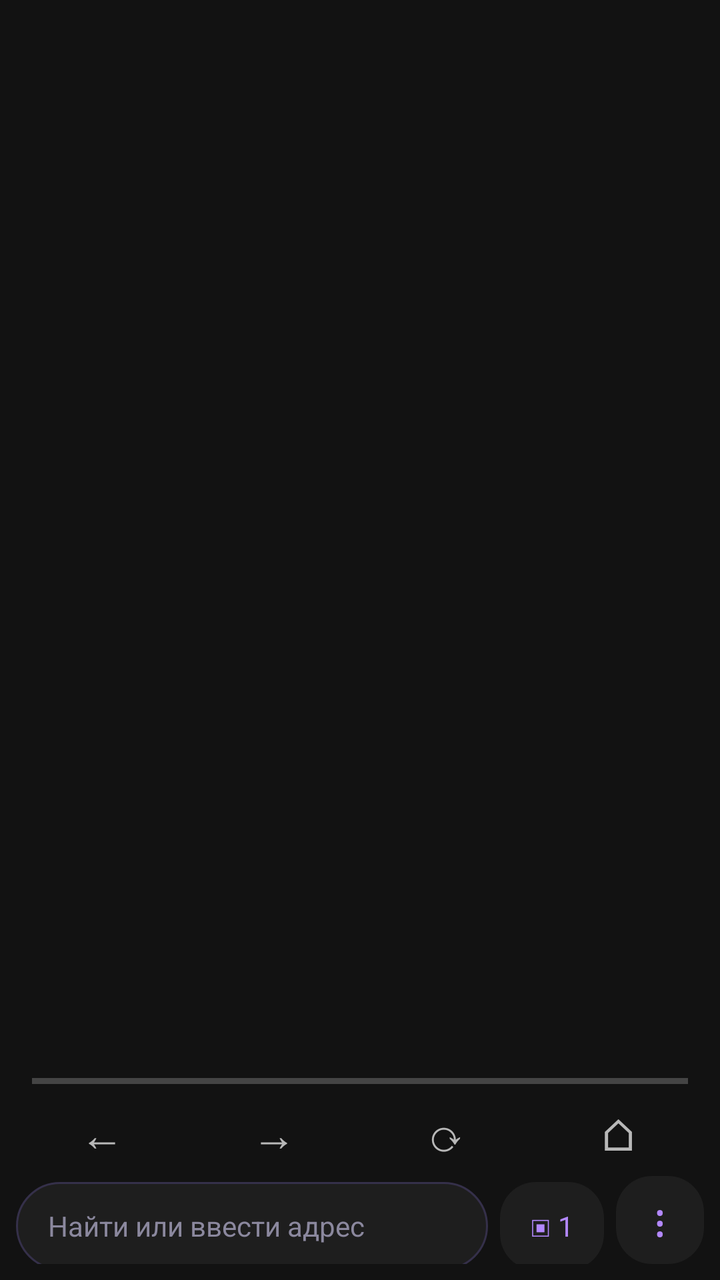
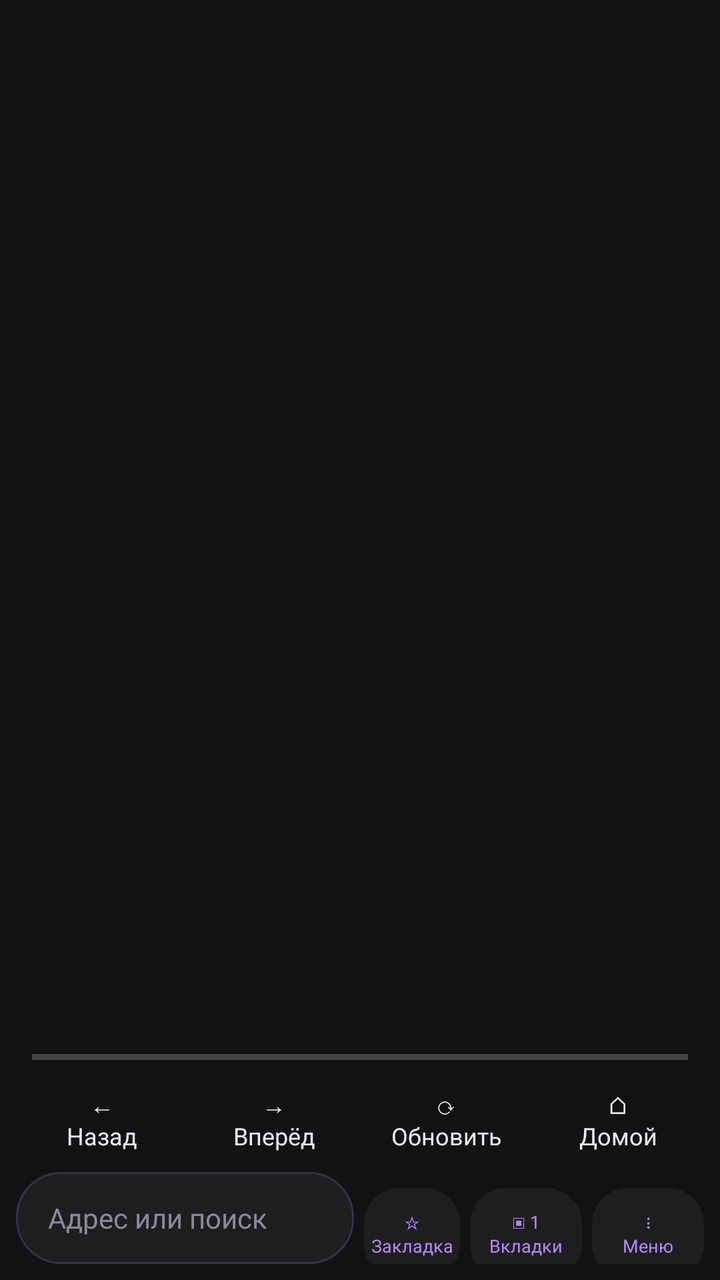

An Android layout rendered at two revisions. The XML below is the earlier revision; the diff shows what the commit changed to produce the second picture.
<!-- AndroidManifest.xml: application theme AppTheme -->
<!-- res/layout/activity_main.xml -->
<?xml version="1.0" encoding="utf-8"?>
<FrameLayout xmlns:android="http://schemas.android.com/apk/res/android"
    android:id="@+id/root"
    android:layout_width="match_parent"
    android:layout_height="match_parent"
    android:background="#FF121212">

    <LinearLayout
        android:id="@+id/mainColumn"
        android:layout_width="match_parent"
        android:layout_height="match_parent"
        android:orientation="vertical">

        <FrameLayout
            android:id="@+id/webContainer"
            android:layout_width="match_parent"
            android:layout_height="0dp"
            android:layout_weight="1"
            android:background="#FF121212" />

        <LinearLayout
            android:id="@+id/bottomPanel"
            android:layout_width="match_parent"
            android:layout_height="wrap_content"
            android:orientation="vertical"
            android:paddingLeft="8dp"
            android:paddingRight="8dp"
            android:paddingBottom="8dp">

            <ProgressBar
                android:id="@+id/progress"
                style="?android:attr/progressBarStyleHorizontal"
                android:layout_width="match_parent"
                android:layout_height="3dp"
                android:layout_marginLeft="8dp"
                android:layout_marginRight="8dp"
                android:max="100" />

            <LinearLayout
                android:id="@+id/navRow"
                android:layout_width="match_parent"
                android:layout_height="wrap_content"
                android:layout_marginTop="4dp"
                android:orientation="horizontal">

                <TextView
                    android:id="@+id/backButton"
                    android:layout_width="0dp"
                    android:layout_height="42dp"
                    android:layout_weight="1"
                    android:background="?android:attr/selectableItemBackgroundBorderless"
                    android:gravity="center"
                    android:text="←"
                    android:textSize="22sp" />

                <TextView
                    android:id="@+id/forwardButton"
                    android:layout_width="0dp"
                    android:layout_height="42dp"
                    android:layout_weight="1"
                    android:background="?android:attr/selectableItemBackgroundBorderless"
                    android:gravity="center"
                    android:text="→"
                    android:textSize="22sp" />

                <TextView
                    android:id="@+id/reloadButton"
                    android:layout_width="0dp"
                    android:layout_height="42dp"
                    android:layout_weight="1"
                    android:background="?android:attr/selectableItemBackgroundBorderless"
                    android:gravity="center"
                    android:text="⟳"
                    android:textSize="22sp" />

                <TextView
                    android:id="@+id/homeButton"
                    android:layout_width="0dp"
                    android:layout_height="42dp"
                    android:layout_weight="1"
                    android:background="?android:attr/selectableItemBackgroundBorderless"
                    android:gravity="center"
                    android:text="⌂"
                    android:textSize="22sp" />
            </LinearLayout>

            <LinearLayout
                android:id="@+id/addressRow"
                android:layout_width="match_parent"
                android:layout_height="wrap_content"
                android:orientation="horizontal">

                <EditText
                    android:id="@+id/address"
                    android:layout_width="0dp"
                    android:layout_height="44dp"
                    android:layout_weight="1"
                    android:background="@drawable/address_bg"
                    android:hint="Найти или ввести адрес"
                    android:imeOptions="actionGo"
                    android:importantForAutofill="no"
                    android:inputType="textUri"
                    android:maxLines="1"
                    android:paddingLeft="16dp"
                    android:paddingRight="12dp"
                    android:singleLine="true"
                    android:textColor="#FFE8EAF6"
                    android:textColorHint="#FF8B889E"
                    android:textSize="14sp" />

                <TextView
                    android:id="@+id/tabsButton"
                    android:layout_width="52dp"
                    android:layout_height="44dp"
                    android:layout_marginStart="6dp"
                    android:background="@drawable/button_bg"
                    android:gravity="center"
                    android:text="▣ 1"
                    android:textColor="#FFB388FF"
                    android:textSize="14sp" />

                <TextView
                    android:id="@+id/menuButton"
                    android:layout_width="44dp"
                    android:layout_height="44dp"
                    android:layout_marginStart="6dp"
                    android:background="@drawable/button_bg"
                    android:gravity="center"
                    android:text="⋮"
                    android:textColor="#FFB388FF"
                    android:textSize="22sp" />
            </LinearLayout>
        </LinearLayout>
    </LinearLayout>

    <FrameLayout
        android:id="@+id/fullscreenContainer"
        android:layout_width="match_parent"
        android:layout_height="match_parent"
        android:background="#FF000000"
        android:visibility="gone" />
</FrameLayout>
<!-- resources referenced by this layout -->
<resources>
  <!-- drawable address_bg (drawable) -->
  <?xml version="1.0" encoding="utf-8"?>
  <shape xmlns:android="http://schemas.android.com/apk/res/android"
      android:shape="rectangle">
      <solid android:color="#FF1E1E1E" />
      <stroke android:width="1dp" android:color="#FF35304A" />
      <corners android:radius="22dp" />
  </shape>
  <!-- drawable button_bg (drawable) -->
  <?xml version="1.0" encoding="utf-8"?>
  <shape xmlns:android="http://schemas.android.com/apk/res/android"
      android:shape="rectangle">
      <solid android:color="#FF1E1E1E" />
      <corners android:radius="18dp" />
  </shape>
  <style name="AppTheme" parent="@android:style/Theme.Material.NoActionBar">
          <item name="android:windowBackground">#FF121212</item>
          <item name="android:colorAccent">#FF8B5CF6</item>
          <item name="android:statusBarColor">#FF1E1E1E</item>
          <item name="android:navigationBarColor">#FF1E1E1E</item>
          <item name="android:windowLightStatusBar">false</item>
          <item name="android:textColorPrimary">#FFE8EAF6</item>
      </style>
</resources>

<!-- the commit's change to res/layout/activity_main.xml (unified diff, before → after) -->
@@ -27,6 +27,21 @@
             android:paddingRight="8dp"
             android:paddingBottom="8dp">
 
+            <TextView
+                android:id="@+id/incognitoBanner"
+                android:layout_width="match_parent"
+                android:layout_height="wrap_content"
+                android:layout_marginLeft="8dp"
+                android:layout_marginRight="8dp"
+                android:layout_marginBottom="4dp"
+                android:background="@drawable/incognito_bg"
+                android:gravity="center"
+                android:padding="5dp"
+                android:text="🕶  Инкогнито · история не сохраняется"
+                android:textColor="#FFFF77B5"
+                android:textSize="11sp"
+                android:visibility="gone" />
+
             <ProgressBar
                 android:id="@+id/progress"
                 style="?android:attr/progressBarStyleHorizontal"
@@ -46,42 +61,50 @@
                 <TextView
                     android:id="@+id/backButton"
                     android:layout_width="0dp"
-                    android:layout_height="42dp"
+                    android:layout_height="52dp"
                     android:layout_weight="1"
                     android:background="?android:attr/selectableItemBackgroundBorderless"
                     android:gravity="center"
-                    android:text="←"
-                    android:textSize="22sp" />
+                    android:lineSpacingExtra="1dp"
+                    android:text="←\nНазад"
+                    android:textColor="#FFE8EAF6"
+                    android:textSize="12sp" />
 
                 <TextView
                     android:id="@+id/forwardButton"
                     android:layout_width="0dp"
-                    android:layout_height="42dp"
+                    android:layout_height="52dp"
                     android:layout_weight="1"
                     android:background="?android:attr/selectableItemBackgroundBorderless"
                     android:gravity="center"
-                    android:text="→"
-                    android:textSize="22sp" />
+                    android:lineSpacingExtra="1dp"
+                    android:text="→\nВперёд"
+                    android:textColor="#FFE8EAF6"
+                    android:textSize="12sp" />
 
                 <TextView
                     android:id="@+id/reloadButton"
                     android:layout_width="0dp"
-                    android:layout_height="42dp"
+                    android:layout_height="52dp"
                     android:layout_weight="1"
                     android:background="?android:attr/selectableItemBackgroundBorderless"
                     android:gravity="center"
-                    android:text="⟳"
-                    android:textSize="22sp" />
+                    android:lineSpacingExtra="1dp"
+                    android:text="⟳\nОбновить"
+                    android:textColor="#FFE8EAF6"
+                    android:textSize="12sp" />
 
                 <TextView
                     android:id="@+id/homeButton"
                     android:layout_width="0dp"
-                    android:layout_height="42dp"
+                    android:layout_height="52dp"
                     android:layout_weight="1"
                     android:background="?android:attr/selectableItemBackgroundBorderless"
                     android:gravity="center"
-                    android:text="⌂"
-                    android:textSize="22sp" />
+                    android:lineSpacingExtra="1dp"
+                    android:text="⌂\nДомой"
+                    android:textColor="#FFE8EAF6"
+                    android:textSize="12sp" />
             </LinearLayout>
 
             <LinearLayout
@@ -93,10 +116,10 @@
                 <EditText
                     android:id="@+id/address"
                     android:layout_width="0dp"
-                    android:layout_height="44dp"
+                    android:layout_height="46dp"
                     android:layout_weight="1"
                     android:background="@drawable/address_bg"
-                    android:hint="Найти или ввести адрес"
+                    android:hint="Адрес или поиск"
                     android:imeOptions="actionGo"
                     android:importantForAutofill="no"
                     android:inputType="textUri"
@@ -109,26 +132,40 @@
                     android:textSize="14sp" />
 
                 <TextView
-                    android:id="@+id/tabsButton"
-                    android:layout_width="52dp"
-                    android:layout_height="44dp"
-                    android:layout_marginStart="6dp"
+                    android:id="@+id/bookmarkButton"
+                    android:layout_width="48dp"
+                    android:layout_height="46dp"
+                    android:layout_marginStart="5dp"
                     android:background="@drawable/button_bg"
                     android:gravity="center"
-                    android:text="▣ 1"
+                    android:lineSpacingExtra="1dp"
+                    android:text="☆\nЗакладка"
                     android:textColor="#FFB388FF"
-                    android:textSize="14sp" />
+                    android:textSize="9sp" />
+
+                <TextView
+                    android:id="@+id/tabsButton"
+                    android:layout_width="56dp"
+                    android:layout_height="46dp"
+                    android:layout_marginStart="5dp"
+                    android:background="@drawable/button_bg"
+                    android:gravity="center"
+                    android:lineSpacingExtra="1dp"
+                    android:text="▣ 1\nВкладки"
+                    android:textColor="#FFB388FF"
+                    android:textSize="9sp" />
 
                 <TextView
                     android:id="@+id/menuButton"
-                    android:layout_width="44dp"
-                    android:layout_height="44dp"
-                    android:layout_marginStart="6dp"
+                    android:layout_width="56dp"
+                    android:layout_height="46dp"
+                    android:layout_marginStart="5dp"
                     android:background="@drawable/button_bg"
                     android:gravity="center"
-                    android:text="⋮"
+                    android:lineSpacingExtra="1dp"
+                    android:text="⋮\nМеню"
                     android:textColor="#FFB388FF"
-                    android:textSize="22sp" />
+                    android:textSize="9sp" />
             </LinearLayout>
         </LinearLayout>
     </LinearLayout>
<!-- resource entries referenced after the edit -->
@@ -15,6 +15,13 @@
       <solid android:color="#FF1E1E1E" />
       <corners android:radius="18dp" />
   </shape>
+  <!-- drawable incognito_bg (drawable) -->
+  <?xml version="1.0" encoding="utf-8"?>
+  <shape xmlns:android="http://schemas.android.com/apk/res/android"
+      android:shape="rectangle">
+      <solid android:color="#33FF77B5" />
+      <corners android:radius="12dp" />
+  </shape>
   <style name="AppTheme" parent="@android:style/Theme.Material.NoActionBar">
           <item name="android:windowBackground">#FF121212</item>
           <item name="android:colorAccent">#FF8B5CF6</item>
